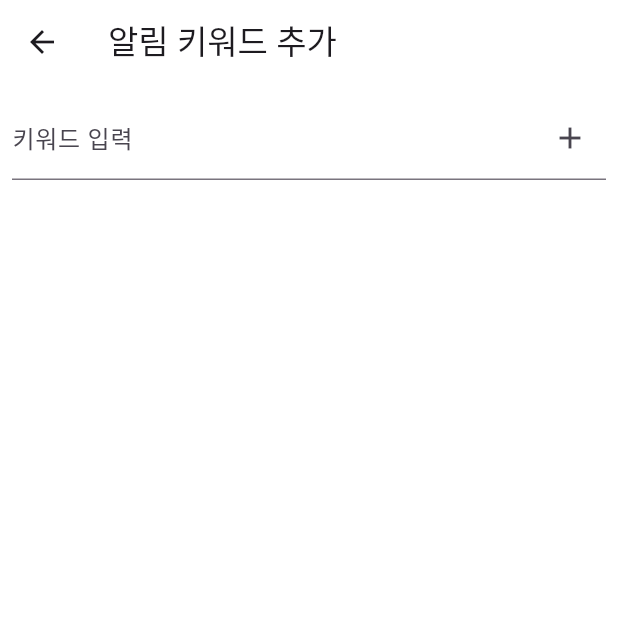
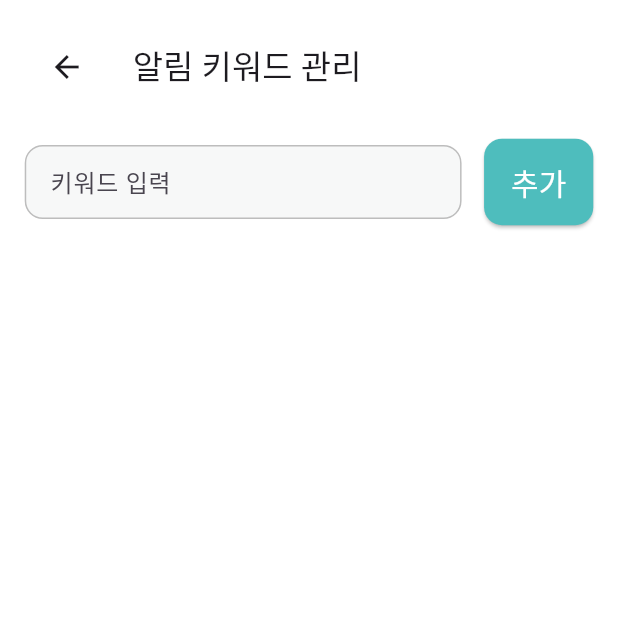
Before and after one commit to akshwpsh/amtt, a Flutter app: the KeywordsPage screen opened directly, on a phone screen of 412 x 824 dp, the top half of it. Run offline on Flutter 3.47's test engine with Material 3 defaults, Android fonts, the phone set to English and light mode, and no system bars; our stand-ins replace cloud_firestore, firebase_auth, firebase_core, firebase_messaging, firebase_storage, flutter_local_notifications and 5 more; missing offline and left inert: flutter_email_sender; accounts and stored records are empty; generated files the repository leaves out were written again.

Commit message:
페이지 UI 작업
알림키워드 페이지 키워드 입력창 UI 적용 및 버튼 분리, 스낵바 알림 이벤트 추가

```diff
--- a/lib/pages/KeywordsPage.dart
+++ b/lib/pages/KeywordsPage.dart
@@ -1,6 +1,11 @@
+import 'package:flutter_screenutil/flutter_screenutil.dart';
 import 'package:cloud_firestore/cloud_firestore.dart';
 import 'package:firebase_auth/firebase_auth.dart';
 import 'package:flutter/material.dart';
+
+//위젯 임포트
+import 'package:amtt/widgets/RoundedTextField.dart';
+import 'package:amtt/widgets/BtnYesBG.dart';
 
 class KeywordsPage extends StatefulWidget {
   @override
@@ -18,6 +23,10 @@ class _KeywordsPageState extends State<KeywordsPage> {
         'keyword': _keywordController.text,
       });
       _keywordController.clear();
+
+      ScaffoldMessenger.of(context).showSnackBar(
+        SnackBar(content: Text('키워드가 추가되었습니다!')),
+      );
     }
   }
 
@@ -38,6 +47,7 @@ class _KeywordsPageState extends State<KeywordsPage> {
       context: context,
       builder: (context) {
         return AlertDialog(
+
           title: Text('키워드 수정'),
           content: TextField(
             controller: _editController,
@@ -65,26 +75,51 @@ class _KeywordsPageState extends State<KeywordsPage> {
 
   @override
   Widget build(BuildContext context) {
-    return Scaffold(
+    return Container(
+      color: Colors.white,
+      child: Padding(
+        padding: EdgeInsets.all(0.04.sw),
+        child: Scaffold(
           backgroundColor: Colors.white,
           appBar: AppBar(
             backgroundColor: Colors.white,
-        title: Text('알림 키워드 추가'),
+            title: Text('알림 키워드 관리'),
           ),
           body: Column(
             children: [
-          Padding(
-            padding: const EdgeInsets.all(8.0),
-            child: TextField(
+
+              SizedBox(height : 20,),
+
+              Row(
+
+                children: [
+
+                  // 키워드 입력 창 (텍스트필드)
+                  Expanded(
+                    flex: 4,
+                    child: RoundedTextField(
+                      labelText: '키워드 입력',
                       controller: _keywordController,
-              decoration: InputDecoration(
-                labelText: '키워드 입력',
-                suffixIcon: IconButton(
-                  icon: Icon(Icons.add),
-                  onPressed: _addKeyword,
+                      obscureText: false,
+
                     ),
                   ),
+
+                  SizedBox(width: 15,),
+
+                  // 키워드 추가버튼
+                  Expanded(
+                    flex: 1,
+                    child: BtnYesBG(
+                      btnText: '추가',
+                      onPressed: () { _addKeyword(); },
                     ),
+                  ),
+
+
+
+                ],
+
               ),
               Expanded(
                 child: StreamBuilder<QuerySnapshot>(
@@ -124,6 +159,8 @@ class _KeywordsPageState extends State<KeywordsPage> {
               ),
             ],
           ),
+        ),
+      ),
     );
   }
 }
```
Also changed, not shown: 1 other file. Lines whose indentation alone changed are shown as unchanged.
